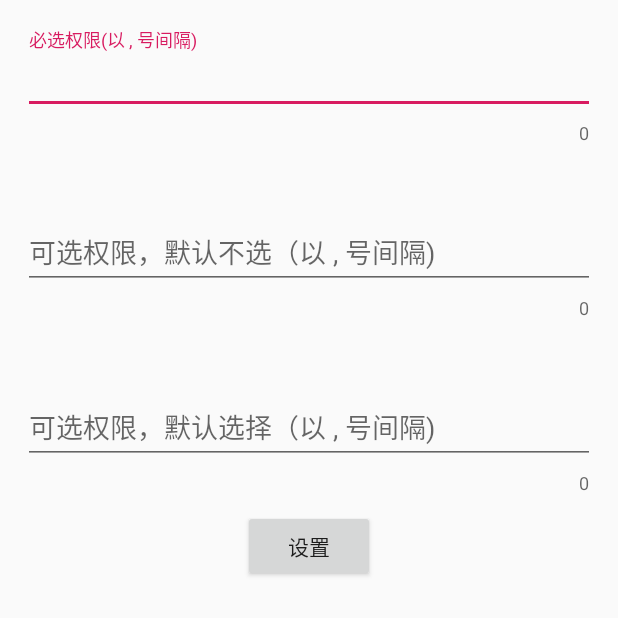
After one commit to tiktok/tiktok-opensdk-android, an Android app: the SetScopeActivity screen opened directly, with no data from a screen before it, on a phone screen of 412 x 824 dp, the top half of it. The commit adds this screen. Run offline under Robolectric (Android 15) with nearby library versions, the phone set to English and light mode, and no system bars.

Commit message:
出release包，并且增加测试代码。

```diff
--- a/app/build.gradle
+++ b/app/build.gradle
@@ -23,6 +23,7 @@ dependencies {
     implementation 'com.android.support:appcompat-v7:28.0.0'
     implementation 'com.android.support.constraint:constraint-layout:1.1.3'
     testImplementation 'junit:junit:4.12'
+    implementation 'com.android.support:design:28.0.0'
     androidTestImplementation 'com.android.support.test:runner:1.0.2'
     androidTestImplementation 'com.android.support.test.espresso:espresso-core:3.0.2'
     implementation project(':opentt')
--- a/app/src/main/AndroidManifest.xml
+++ b/app/src/main/AndroidManifest.xml
@@ -15,8 +15,7 @@
         android:name=".CustomApplication"
         android:networkSecurityConfig="@xml/network_security_config"
         android:theme="@style/AppTheme">
-        <activity android:name=".MainActivity"
-            android:screenOrientation="portrait">
+        <activity android:name=".MainActivity">
             <intent-filter>
                 <action android:name="android.intent.action.MAIN" />
 
@@ -30,6 +29,7 @@
             android:taskAffinity="com.bytedance.sdk.account"
             android:exported="true">
         </activity>
+        <activity android:name=".SetScopeActivity" />
 
     </application>
 
--- /dev/null
+++ b/app/src/main/java/com/bytedance/sdk/account/SetScopeActivity.java
@@ -0,0 +1,84 @@
+package com.bytedance.sdk.account;
+
+import android.app.Activity;
+import android.content.Intent;
+import android.os.Bundle;
+import android.support.annotation.Nullable;
+import android.text.TextUtils;
+import android.view.View;
+import android.widget.EditText;
+
+/**
+ * 主要功能：设置授权权限
+ * author: ChangLei
+ * since: 2019/3/5
+ */
+public class SetScopeActivity extends Activity {
+
+    public static final String SCOPE_KEY = "scope";
+    public static final String OPTIONAL_1_SCOPE_KEY = "optional_1_scope";
+    public static final String OPTIONAL_2_SCOPE_KEY = "optional_2_scope";
+
+    public static void show(Activity activity, String scope, String optional1Scope, String optional2Scope, int requestCode) {
+        Intent i = new Intent(activity, SetScopeActivity.class);
+        if (!TextUtils.isEmpty(scope)) {
+            i.putExtra(SCOPE_KEY, scope);
+        }
+        if (!TextUtils.isEmpty(optional1Scope)) {
+            i.putExtra(OPTIONAL_1_SCOPE_KEY, optional1Scope);
+        }
+        if (!TextUtils.isEmpty(optional2Scope)) {
+            i.putExtra(OPTIONAL_2_SCOPE_KEY, optional2Scope);
+        }
+        activity.startActivityForResult(i, requestCode);
+    }
+
+    private String mScope = "";
+    private String mOptionalScope1 = "";
+    private String mOptionalScope2 = "";
+
+    private EditText mScopeView;
+    private EditText mOptionalScope1View;
+    private EditText mOptionalScope2View;
+
+    @Override
+    protected void onCreate(@Nullable Bundle savedInstanceState) {
+        super.onCreate(savedInstanceState);
+        setContentView(R.layout.activity_set_scope);
+
+        mScope = getIntent().getStringExtra(SCOPE_KEY);
+        mOptionalScope1 = getIntent().getStringExtra(OPTIONAL_1_SCOPE_KEY);
+        mOptionalScope2 = getIntent().getStringExtra(OPTIONAL_2_SCOPE_KEY);
+
+        mScopeView = findViewById(R.id.scope_edit);
+        mOptionalScope1View = findViewById(R.id.opentional1_edit);
+        mOptionalScope2View = findViewById(R.id.opentional2_edit);
+
+        if (!TextUtils.isEmpty(mScope)) {
+            mScopeView.setText(mScope);
+        }
+        if (!TextUtils.isEmpty(mOptionalScope1)) {
+            mOptionalScope1View.setText(mOptionalScope1);
+        }
+        if (!TextUtils.isEmpty(mOptionalScope2)) {
+            mOptionalScope2View.setText(mOptionalScope2);
+        }
+
+        findViewById(R.id.set).setOnClickListener(new View.OnClickListener() {
+            @Override
+            public void onClick(View v) {
+
+                mScope = mScopeView.getText().toString();
+                mOptionalScope1 = mOptionalScope1View.getText().toString();
+                mOptionalScope2 = mOptionalScope2View.getText().toString();
+
+                Intent result = new Intent();
+                result.putExtra(SCOPE_KEY, mScope);
+                result.putExtra(OPTIONAL_1_SCOPE_KEY, mOptionalScope1);
+                result.putExtra(OPTIONAL_2_SCOPE_KEY, mOptionalScope2);
+                setResult(RESULT_OK, result);
+                finish();
+            }
+        });
+    }
+}
--- a/app/src/main/java/com/bytedance/sdk/account/bdopen/BdEntryActivity.java
+++ b/app/src/main/java/com/bytedance/sdk/account/bdopen/BdEntryActivity.java
@@ -52,13 +52,12 @@ public class BdEntryActivity extends Activity implements BDApiEventHandler {
             // 授权成功可以获得authCode
             SendAuth.Response response = (SendAuth.Response) resp;
             Log.d("AuthResultTest","authCode " + response.authCode);
-            Toast.makeText(this, R.string.auth_success, Toast.LENGTH_SHORT).show();
             String wapUrlIfAuthByWap = ttOpenApi.getWapUrlIfAuthByWap(response);
             if (!TextUtils.isEmpty(wapUrlIfAuthByWap)) {
                 Log.d("AuthResultTest", "this is from wap, url : " + wapUrlIfAuthByWap);
             }
             if (resp.isSuccess()) {
-                Toast.makeText(this, "获得权限："+response.grantedPermissions, Toast.LENGTH_LONG).show();
+                Toast.makeText(this, "授权成功，获得权限："+response.grantedPermissions, Toast.LENGTH_LONG).show();
             }
             else {
                 Toast.makeText(this, "授权失败", Toast.LENGTH_LONG).show();
--- /dev/null
+++ b/app/src/main/res/layout/activity_set_scope.xml
@@ -0,0 +1,81 @@
+<?xml version="1.0" encoding="utf-8"?>
+<android.support.constraint.ConstraintLayout xmlns:android="http://schemas.android.com/apk/res/android"
+    android:layout_width="match_parent"
+    android:layout_height="match_parent"
+    xmlns:tools="http://schemas.android.com/tools"
+    xmlns:app="http://schemas.android.com/apk/res-auto">
+
+    <android.support.design.widget.TextInputLayout
+        android:id="@+id/scope_layout"
+        android:layout_width="match_parent"
+        android:layout_height="wrap_content"
+        android:layout_marginTop="20dp"
+        android:paddingTop="20dp"
+        android:paddingLeft="15dp" android:paddingStart="15dp"
+        android:paddingRight="15dp" android:paddingEnd="15dp"
+        tools:ignore="RtlSymmetry"
+        app:counterEnabled="true"
+        app:hintAnimationEnabled="true"
+        app:hintEnabled="true">
+
+        <android.support.v7.widget.AppCompatEditText
+            android:id="@+id/scope_edit"
+            android:hint="@string/scope_hint"
+            android:maxLines="5"
+            android:layout_width="match_parent" android:layout_height="wrap_content"/>
+
+    </android.support.design.widget.TextInputLayout>
+
+    <android.support.design.widget.TextInputLayout
+        android:id="@+id/opentional1_layout"
+        android:layout_width="match_parent"
+        android:layout_height="wrap_content"
+        android:layout_marginTop="20dp"
+        android:paddingTop="20dp"
+        android:paddingLeft="15dp" android:paddingStart="15dp"
+        android:paddingRight="15dp" android:paddingEnd="15dp"
+        tools:ignore="RtlSymmetry"
+        app:counterEnabled="true"
+        app:hintAnimationEnabled="true"
+        app:hintEnabled="true"
+        app:layout_constraintTop_toBottomOf="@id/scope_layout">
+
+        <android.support.v7.widget.AppCompatEditText
+            android:id="@+id/opentional1_edit"
+            android:hint="@string/optional_scope"
+            android:layout_width="match_parent" android:layout_height="wrap_content"/>
+
+    </android.support.design.widget.TextInputLayout>
+
+    <android.support.design.widget.TextInputLayout
+        android:id="@+id/opentional2_layout"
+        android:layout_width="match_parent"
+        android:layout_height="wrap_content"
+        android:layout_marginTop="20dp"
+        android:paddingTop="20dp"
+        android:paddingLeft="15dp" android:paddingStart="15dp"
+        android:paddingRight="15dp" android:paddingEnd="15dp"
+        tools:ignore="RtlSymmetry"
+        app:counterEnabled="true"
+        app:hintAnimationEnabled="true"
+        app:hintEnabled="true"
+        app:layout_constraintTop_toBottomOf="@id/opentional1_layout">
+
+        <android.support.v7.widget.AppCompatEditText
+            android:id="@+id/opentional2_edit"
+            android:hint="@string/optional_1_scope"
+            android:layout_width="match_parent" android:layout_height="wrap_content"/>
+
+    </android.support.design.widget.TextInputLayout>
+
+    <Button
+        android:id="@+id/set"
+        android:layout_width="wrap_content"
+        android:layout_height="wrap_content"
+        android:text="@string/set_scope_btn"
+        android:layout_marginTop="10dp"
+        app:layout_constraintTop_toBottomOf="@id/opentional2_layout"
+        app:layout_constraintLeft_toLeftOf="parent"
+        app:layout_constraintRight_toRightOf="parent"/>
+
+</android.support.constraint.ConstraintLayout>
--- a/app/src/main/res/values/strings.xml
+++ b/app/src/main/res/values/strings.xml
@@ -13,4 +13,8 @@
     <string name="video">视频</string>
     <string name="auth_success">授权成功</string>
     <string name="share_success">分享成功</string>
+    <string name="scope_hint">必选权限(以 , 号间隔)</string>
+    <string name="optional_scope">可选权限，默认不选（以 , 号间隔)</string>
+    <string name="optional_1_scope">可选权限，默认选择（以 , 号间隔)</string>
+    <string name="set_scope_btn">设置</string>
 </resources>
```
Also changed, not shown: app/src/main/java/com/bytedance/sdk/account/MainActivity.java (+24 -5 lines), app/src/main/res/layout/activity_main.xml (+11 -1 lines), 1 other file.
